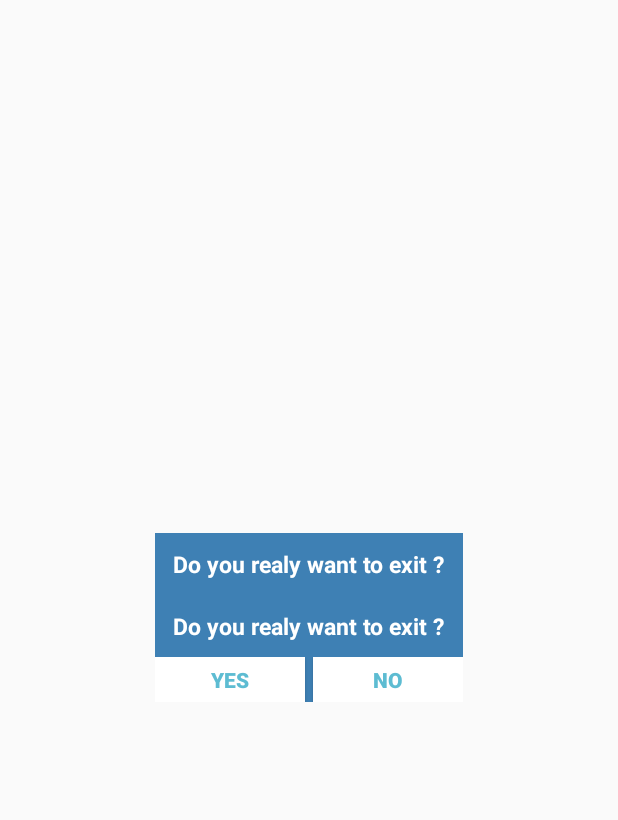
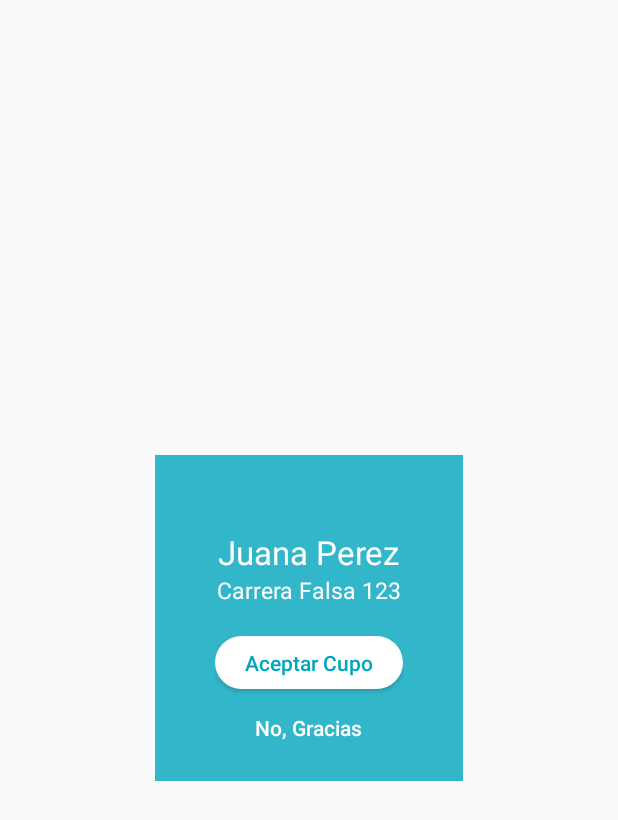
Before and after one commit to andresuarezz26/carpoolingapp, an Android app: the layout quota_dialog.xml on its own in the app's theme, with its tools: preview values and no code run, on a phone screen of 412 x 824 dp. Shown: the top 820 px of the screen. Run offline under Robolectric (Android 15) with nearby library versions, the light colour scheme and no system bars.

```diff
--- a/CarpoolingApp/app/src/main/java/com/angular/gerardosuarez/carpoolingapp/customviews/dialog/DialogPassengerQuota.java
+++ b/CarpoolingApp/app/src/main/java/com/angular/gerardosuarez/carpoolingapp/customviews/dialog/DialogPassengerQuota.java
@@ -35,8 +35,8 @@ public class DialogPassengerQuota extends Dialog implements
         super.onCreate(savedInstanceState);
         requestWindowFeature(Window.FEATURE_NO_TITLE);
         setContentView(R.layout.quota_dialog);
-        Button buttonAccept = (Button) findViewById(R.id.btn_yes);
-        Button buttonCancel = (Button) findViewById(R.id.btn_no);
+        Button buttonAccept = (Button) findViewById(R.id.btn_accept_quota);
+        Button buttonCancel = (Button) findViewById(R.id.btn_cancel_quota);
         TextView textName = (TextView) findViewById(R.id.txt_name);
         textName.setText(name);
         TextView textDescription = (TextView) findViewById(R.id.txt_description);
@@ -49,11 +49,11 @@ public class DialogPassengerQuota extends Dialog implements
     @Override
     public void onClick(View v) {
         switch (v.getId()) {
-            case R.id.btn_yes:
+            case R.id.btn_accept_quota:
                 publishSubject.onNext(true);
                 dismiss();
                 break;
-            case R.id.btn_no:
+            case R.id.btn_cancel_quota:
                 publishSubject.onNext(false);
                 dismiss();
                 break;
--- /dev/null
+++ b/CarpoolingApp/app/src/main/res/drawable/rounded_button_background.xml
@@ -0,0 +1,14 @@
+<?xml version="1.0" encoding="utf-8" ?>
+<selector xmlns:android="http://schemas.android.com/apk/res/android">
+    <!--  Non focused states
+     -->
+    <item android:drawable="@drawable/state_rounded_button_pressed" android:state_focused="false" android:state_pressed="false" android:state_selected="false" />
+    <item android:drawable="@drawable/state_rounded_button_pressed" android:state_focused="false" android:state_pressed="false" android:state_selected="true" />
+    <!--  Focused states
+     -->
+    <item android:drawable="@drawable/state_rounded_button_pressed" android:state_focused="true" android:state_pressed="false" android:state_selected="false" />
+    <item android:drawable="@drawable/state_rounded_button_pressed" android:state_focused="true" android:state_pressed="false" android:state_selected="true" />
+    <!--  Pressed
+     -->
+    <item android:drawable="@drawable/state_rounded_button_pressed" android:state_pressed="true" />
+</selector>
--- /dev/null
+++ b/CarpoolingApp/app/src/main/res/drawable/state_rounded_button_pressed.xml
@@ -0,0 +1,5 @@
+<shape xmlns:android="http://schemas.android.com/apk/res/android"
+    android:shape="rectangle">
+    <corners android:radius="20dp" />
+    <solid android:color="@color/white" />
+</shape>
--- a/CarpoolingApp/app/src/main/res/layout/quota_dialog.xml
+++ b/CarpoolingApp/app/src/main/res/layout/quota_dialog.xml
@@ -3,59 +3,60 @@
     android:layout_width="wrap_content"
     android:layout_height="wrap_content"
     android:layout_gravity="center"
-    android:background="#3E80B4"
-    android:orientation="vertical">
+    android:background="@color/cupos_blue_trasluscent"
+    android:orientation="vertical"
+    android:paddingBottom="10dp"
+    android:paddingEnd="40dp"
+    android:paddingStart="40dp"
+    android:paddingTop="50dp">
 
     <TextView
         android:id="@+id/txt_name"
         android:layout_width="wrap_content"
         android:layout_height="wrap_content"
         android:layout_gravity="center"
-        android:layout_margin="10dp"
-        android:text="Do you realy want to exit ?"
+        android:text="Juana Perez"
         android:textColor="@android:color/white"
-        android:textSize="15dp"
-        android:textStyle="bold" />
+        android:textSize="22sp" />
 
     <TextView
         android:id="@+id/txt_description"
         android:layout_width="wrap_content"
         android:layout_height="wrap_content"
         android:layout_gravity="center"
-        android:layout_margin="10dp"
-        android:text="Do you realy want to exit ?"
+        android:text="Carrera Falsa 123"
         android:textColor="@android:color/white"
-        android:textSize="15dp"
-        android:textStyle="bold" />
+        android:textSize="15sp" />
 
 
     <LinearLayout
         android:layout_width="wrap_content"
         android:layout_height="wrap_content"
         android:layout_gravity="center"
-        android:background="#3E80B4"
-        android:orientation="horizontal">
+        android:gravity="center"
+        android:orientation="vertical">
 
         <Button
-            android:id="@+id/btn_yes"
-            android:layout_width="100dp"
-            android:layout_height="30dp"
-            android:background="@android:color/white"
-            android:clickable="true"
-            android:text="Yes"
-            android:textColor="#5DBCD2"
-            android:textStyle="bold" />
+            android:id="@+id/btn_accept_quota"
+            android:layout_width="wrap_content"
+            android:layout_height="35dp"
+            android:layout_marginTop="20dp"
+            android:background="@drawable/rounded_button_background"
+            android:paddingEnd="20dp"
+            android:paddingStart="20dp"
+            android:text="@string/accept_quota"
+            android:textAllCaps="false"
+            android:textColor="@color/cupos_blue" />
 
         <Button
-            android:id="@+id/btn_no"
-            android:layout_width="100dp"
-            android:layout_height="30dp"
-            android:layout_marginLeft="5dp"
-            android:background="@android:color/white"
-            android:clickable="true"
-            android:text="No"
-            android:textColor="#5DBCD2"
-            android:textStyle="bold" />
+            android:id="@+id/btn_cancel_quota"
+            android:layout_width="wrap_content"
+            android:layout_height="wrap_content"
+            android:background="@null"
+            android:padding="@dimen/activity_horizontal_margin"
+            android:text="@string/cancel_quota"
+            android:textAllCaps="false"
+            android:textColor="@color/white" />
     </LinearLayout>
 
 </LinearLayout>
--- a/CarpoolingApp/app/src/main/res/values/colors.xml
+++ b/CarpoolingApp/app/src/main/res/values/colors.xml
@@ -5,4 +5,9 @@
     <color name="colorAccent">#FF4081</color>
     <color name="white">#FFFFFF</color>
     <color name="gray">#414141</color>
+    <color name="cupos_blue">#00A5BE</color>
+    <color name="cupos_blue_trasluscent">#CC00A5BE</color>
+    <color name="cupos_dark_gray">#B9B9B9</color>
+    <color name="cupos_soft_gray">#F6F6F6</color>
+    <color name="cupos_brown">#504046</color>
 </resources>
--- a/CarpoolingApp/app/src/main/res/values/strings.xml
+++ b/CarpoolingApp/app/src/main/res/values/strings.xml
@@ -14,4 +14,6 @@
     <string name="text_start_travel">Iniciar Recorrido</string>
     <string name="my_profile_driver">Conductor</string>
     <string name="text_community">Destino:Universidad Icesi</string>
+    <string name="accept_quota">Aceptar Cupo</string>
+    <string name="cancel_quota">No, Gracias</string>
 </resources>
```
